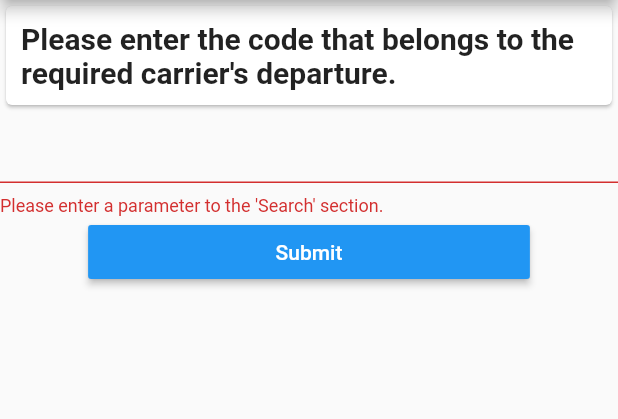
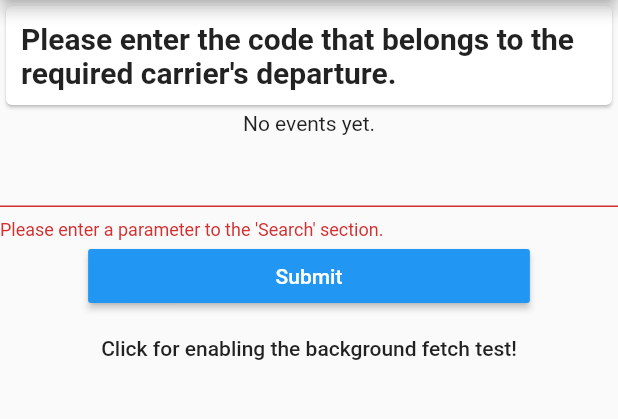
Before and after one commit to eray-onur/lufthansa-app, a Flutter app: the screen it shows after launch, after a tap on "Submit", on a phone screen of 412 x 824 dp, the part 84-503 px from its top. Run offline on Flutter 3.47's test engine with Material 2 defaults, Android fonts, the phone set to English and light mode, and no system bars; our stand-ins replace flutter_local_notifications, shared_preferences; missing offline and left inert: background_fetch; statements that could not run were skipped.

Commit message:
Implemented the background fetch completely.

```diff
--- a/lib/main.dart
+++ b/lib/main.dart
@@ -6,7 +6,6 @@ import 'package:shared_preferences/shared_preferences.dart';
 import 'package:flutter_local_notifications/flutter_local_notifications.dart';
 import 'package:background_fetch/background_fetch.dart';
 import 'package:http/http.dart' as http;
-
 // Background process after app termination is still WIP(Work in Progress).
 // NOT: 401 Status Code aliniyor, access token degismeli.
 String apiKey = "c2zqxfpz7y8uc6bhx7d2vcrd";
@@ -32,9 +31,28 @@ void backgroundFetchHeadlessTask() async {
   }
   // Add new event.
   events.insert(0, new DateTime.now().toString() + ' [Headless]');
+  displayNotification();
   // Persist fetch events in SharedPreferences
   prefs.setString(EVENTS_KEY, jsonEncode(events));
   BackgroundFetch.finish();
+}
+
+FlutterLocalNotificationsPlugin flutterLocalNotificationsPlugin;
+
+final List<Notification> notifications = [];
+
+void displayNotification() async {
+  print("On to display a notification..");
+  var androidPlatformChannelSpecifics = AndroidNotificationDetails(
+      'first_channel', 'Flight App', 'your channel description',
+      importance: Importance.Max, priority: Priority.High, ticker: 'ticker');
+  var iOSPlatformChannelSpecifics = IOSNotificationDetails();
+  var platformChannelSpecifics = NotificationDetails(
+      androidPlatformChannelSpecifics, iOSPlatformChannelSpecifics);
+  await flutterLocalNotificationsPlugin.show(
+      0, 'Flight Carrier', "Carrier you're looking for is about to depart!",
+      platformChannelSpecifics,
+      payload: 'FlightCarrier');
 }
 
 void main(){
@@ -81,12 +99,9 @@ class _MyHomePageState extends State<MyHomePage> {
   //
   bool _enabled = true;
   int _status = 0;
-  List<DateTime> _events = [];
+  List<String> _events = [];
 
   //
-  FlutterLocalNotificationsPlugin flutterLocalNotificationsPlugin;
-
-  final List<Notification> notifications = [];
 
   final _formKey = GlobalKey<FormState>();
 
@@ -111,19 +126,6 @@ class _MyHomePageState extends State<MyHomePage> {
         initializationSettingsAndroid, initializationSettingsIOS);
     flutterLocalNotificationsPlugin.initialize(initializationSettings,
         onSelectNotification: onSelectNotification);
-  }
-
-  void displayNotification() async {
-    var androidPlatformChannelSpecifics = AndroidNotificationDetails(
-        'first_channel', 'Flight App', 'your channel description',
-        importance: Importance.Max, priority: Priority.High, ticker: 'ticker');
-    var iOSPlatformChannelSpecifics = IOSNotificationDetails();
-    var platformChannelSpecifics = NotificationDetails(
-        androidPlatformChannelSpecifics, iOSPlatformChannelSpecifics);
-    await flutterLocalNotificationsPlugin.show(
-        0, 'Flight Carrier', "Carrier you're looking for is about to depart!",
-        platformChannelSpecifics,
-        payload: 'FlightCarrier');
   }
 
   Future onDidReceiveLocalNotification(int id, String title, String body,
@@ -202,11 +204,11 @@ class _MyHomePageState extends State<MyHomePage> {
     // This is the fetch-event callback.
     print('[BackgroundFetch] Event received');
     setState(() {
-      _events.insert(0, new DateTime.now());
+      _events.insert(0, new DateTime.now().toIso8601String());
     });
+    displayNotification();
     // Persist fetch events in SharedPreferences
     prefs.setString(EVENTS_KEY, jsonEncode(_events));
-
     // IMPORTANT:  You must signal completion of your fetch task or the OS can punish your app
     // for taking too long in the background.
     BackgroundFetch.finish();
@@ -237,9 +239,10 @@ class _MyHomePageState extends State<MyHomePage> {
     // Configure BackgroundFetch.
     BackgroundFetch.configure(BackgroundFetchConfig(
         minimumFetchInterval: 15,
-        stopOnTerminate: false,
         enableHeadless: true,
-        forceReload: false
+        startOnBoot: true,
+        forceReload: false,
+      stopOnTerminate: false,
     ), _onBackgroundFetch).then((int status) {
       print('[BackgroundFetch] SUCCESS: $status');
       setState(() {
@@ -275,7 +278,7 @@ class _MyHomePageState extends State<MyHomePage> {
       });
     } else {
       BackgroundFetch.stop().then((int status) {
-        displayNotification();
+
         print('[BackgroundFetch] stop success: $status');
       });
     }
@@ -295,6 +298,12 @@ class _MyHomePageState extends State<MyHomePage> {
     setState(() {
       _events = [];
     });
+  }
+
+  Widget showDate() {
+    if(_events.length > 0) {
+      return Text("Last received: ${_events[0]}");
+    } else return Text("No events yet.");
   }
 
 
@@ -427,6 +436,7 @@ class _MyHomePageState extends State<MyHomePage> {
 
                     )
                   ),
+                  showDate(),
                   Form(
                     key: this._formKey,
                     child: TextFormField(
@@ -463,6 +473,9 @@ class _MyHomePageState extends State<MyHomePage> {
                 ],
               ),
               showData(),
+              FlatButton(onPressed: (){
+                _onClickEnable(_enabled);
+              }, child: Text("Click for enabling the background fetch test!"),)
             ],
           ),
         ), // This trailing comma makes auto-formatting nicer for build methods.
```
Also changed, not shown: 1 other file.
